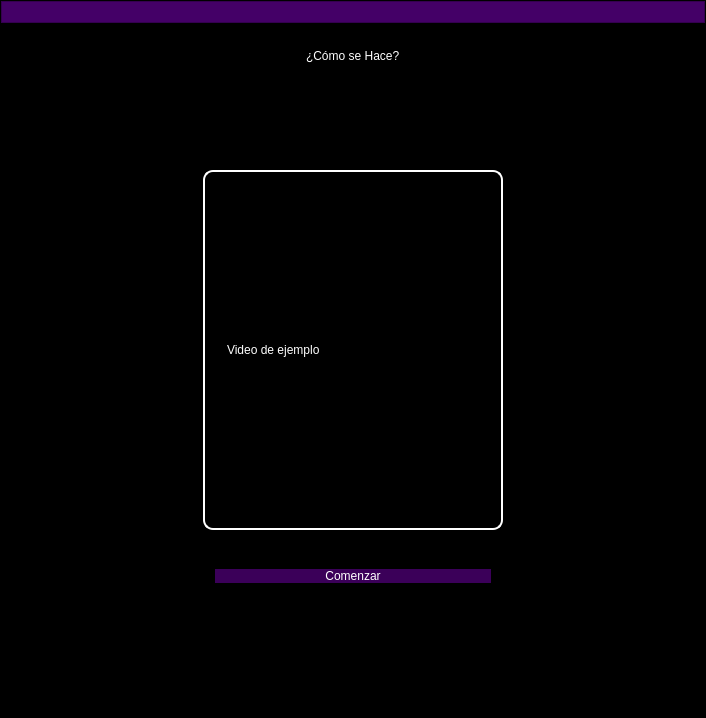
Old version of the form interfaces/Select_exercise/examples.ui in the repository ElMejorGuerreroDeDios/VectraPolinova.
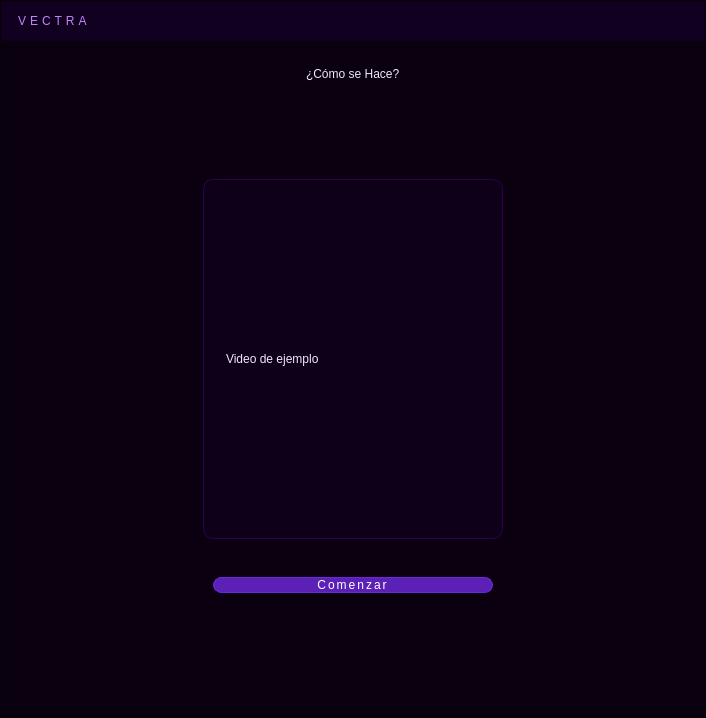
New version of the form. Icons and pictures are not drawn.

Commit message: Se modifico visualmente la interfaz

Patch:
```diff
--- a/interfaces/Select_exercise/examples.ui
+++ b/interfaces/Select_exercise/examples.ui
@@ -36,7 +36,7 @@
     <item>
      <widget class="QFrame" name="body_frame">
       <property name="styleSheet">
-       <string notr="true">background-color: rgb(0, 0, 0);</string>
+       <string notr="true">background-color: #0A0010;</string>
       </property>
       <property name="frameShape">
        <enum>QFrame::StyledPanel</enum>
@@ -66,20 +66,13 @@
           </size>
          </property>
          <property name="styleSheet">
-          <string notr="true">#up_frame{
-	background-color: rgb(68, 0, 103)
+          <string notr="true">#up_frame {
+    background-color: #120020;
+    border-bottom: 1px solid #2D0050;
 }
-
-QPushButton{
-border-radius:18px;
-background-color: rgba(43, 43, 43,0)
-}
-QPushButton:hover{
-	background-color:rgb(101, 76, 122);
-}
-QPushButton:pressed{
-background-color: rgb(170, 85, 255);
-}</string>
+QPushButton { border-radius: 6px; background-color: transparent; border: none; }
+QPushButton:hover { background-color: rgba(170,85,255,0.12); }
+QPushButton:pressed { background-color: rgba(170,85,255,0.28); }</string>
          </property>
          <property name="frameShape">
           <enum>QFrame::StyledPanel</enum>
@@ -92,17 +85,27 @@
            <number>4</number>
           </property>
           <property name="leftMargin">
-           <number>0</number>
+           <number>16</number>
           </property>
           <property name="topMargin">
-           <number>0</number>
+           <number>4</number>
           </property>
           <property name="rightMargin">
-           <number>0</number>
+           <number>8</number>
           </property>
           <property name="bottomMargin">
-           <number>0</number>
+           <number>4</number>
           </property>
+          <item>
+           <widget class="QLabel" name="title_bar_label">
+            <property name="styleSheet">
+             <string notr="true">QLabel { color:#C084FC; font:700 11pt "Segoe UI"; background:transparent; letter-spacing:4px; }</string>
+            </property>
+            <property name="text">
+             <string>VECTRA</string>
+            </property>
+           </widget>
+          </item>
           <item>
            <spacer name="horizontalSpacer">
             <property name="orientation">
@@ -118,6 +121,12 @@
           </item>
           <item>
            <widget class="QPushButton" name="minimize_bt">
+            <property name="minimumSize">
+             <size><width>34</width><height>34</height></size>
+            </property>
+            <property name="maximumSize">
+             <size><width>34</width><height>34</height></size>
+            </property>
             <property name="text">
              <string/>
             </property>
@@ -127,14 +136,20 @@
             </property>
             <property name="iconSize">
              <size>
-              <width>38</width>
-              <height>38</height>
+              <width>16</width>
+              <height>16</height>
              </size>
             </property>
            </widget>
           </item>
           <item>
            <widget class="QPushButton" name="normal_bt">
+            <property name="minimumSize">
+             <size><width>34</width><height>34</height></size>
+            </property>
+            <property name="maximumSize">
+             <size><width>34</width><height>34</height></size>
+            </property>
             <property name="text">
              <string/>
             </property>
@@ -144,14 +159,20 @@
             </property>
             <property name="iconSize">
              <size>
-              <width>38</width>
-              <height>38</height>
+              <width>16</width>
+              <height>16</height>
              </size>
             </property>
            </widget>
           </item>
           <item>
            <widget class="QPushButton" name="maximize_bt">
+            <property name="minimumSize">
+             <size><width>34</width><height>34</height></size>
+            </property>
+            <property name="maximumSize">
+             <size><width>34</width><height>34</height></size>
+            </property>
             <property name="text">
              <string/>
             </property>
@@ -161,14 +182,25 @@
             </property>
             <property name="iconSize">
              <size>
-              <width>38</width>
-              <height>38</height>
+              <width>16</width>
+              <height>16</height>
              </size>
             </property>
            </widget>
           </item>
           <item>
            <widget class="QPushButton" name="close_bt">
+            <property name="minimumSize">
+             <size><width>34</width><height>34</height></size>
+            </property>
+            <property name="maximumSize">
+             <size><width>34</width><height>34</height></size>
+            </property>
+            <property name="styleSheet">
+             <string notr="true">QPushButton { border-radius:6px; background-color:transparent; border:none; }
+QPushButton:hover { background-color:rgba(239,68,68,0.18); }
+QPushButton:pressed { background-color:rgba(239,68,68,0.4); }</string>
+            </property>
             <property name="text">
              <string/>
             </property>
@@ -178,8 +210,8 @@
             </property>
             <property name="iconSize">
              <size>
-              <width>38</width>
-              <height>38</height>
+              <width>16</width>
+              <height>16</height>
              </size>
             </property>
            </widget>
@@ -203,8 +235,8 @@
            <widget class="QFrame" name="center_frame">
             <property name="styleSheet">
              <string notr="true">QLabel{
-color: white;
-font: 16pt &quot;Arial&quot;;
+color: #EDE9FE;
+font: 700 16pt "Segoe UI";
 background-color: rgba(255, 255, 255, 0);
 }</string>
             </property>
@@ -286,7 +318,8 @@
              </size>
             </property>
             <property name="styleSheet">
-             <string notr="true">border: 2px solid white;
+             <string notr="true">background-color: #0E0018;
+border: 1px solid #2D0050;
 border-radius: 10px;
 padding: 5px;
 </string>
@@ -301,7 +334,7 @@
              <item>
               <widget class="QLabel" name="example">
                <property name="styleSheet">
-                <string notr="true">color: white;
+                <string notr="true">color: #EDE9FE;
 border: 0px solid black;</string>
                </property>
                <property name="text">
@@ -335,11 +368,12 @@
             </property>
             <property name="styleSheet">
              <string notr="true">QPushButton{
-border-radius: 10px;
-font: 15pt &quot;Arial&quot;;
-color: white;
-border: 2px solid black;
-background-color: rgb(59, 0, 89);
+border-radius: 8px;
+font: 700 10pt "Segoe UI";
+color: #FFFFFF;
+border: 1px solid #6D28D9;
+background-color: #5B21B6;
+letter-spacing: 2px;
 }
 QPushButton:hover{
 background-color: rgb(119, 0, 179);
@@ -359,16 +393,8 @@
              <item>
               <widget class="QPushButton" name="comenzar_bt">
                <property name="styleSheet">
-                <string notr="true">color: rgb(255, 255, 255);
-font: 14pt &quot;MS Shell Dlg 2&quot;;
-QPushButton{
-border-radius: 10px;
-font: 15pt &quot;Arial&quot;;
-color: white;
-border: 2px solid black;
-background-color: rgb(59, 0, 89);
-}
-</string>
+                <string notr="true">color: #FFFFFF;
+font: 700 10pt "Segoe UI";</string>
                </property>
                <property name="text">
                 <string>Comenzar</string>
```
Left out of the diff: 6 changed lines with no effect on the pictures. The commit also changes 2 other files.
